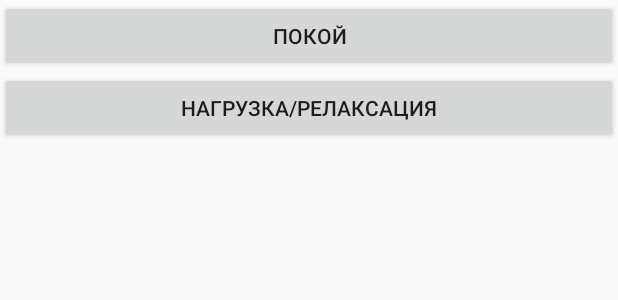
After one commit to SergeiGorbatiuk/HeartRateDetector, an Android app: the layout activity_choice.xml on its own in the app's theme, with its tools: preview values and no code run, on a phone screen of 412 x 824 dp. The commit adds this screen. Shown: the top 300 px of the screen. Run offline under Robolectric (Android 15) with nearby library versions, the phone set to English and light mode, and no system bars.

Commit message:
starting choice base activity added

```diff
--- a/app/src/main/java/com/example/sergey/pulsdetector2/MainActivity.java
+++ b/app/src/main/java/com/example/sergey/pulsdetector2/MainActivity.java
@@ -199,8 +199,6 @@ public class MainActivity extends AppCompatActivity {
 
     @Override
     protected void onCreate(Bundle savedInstanceState) {
-        Log.e("onCreate", "started");
-        setTheme(R.style.AppTheme);
         super.onCreate(savedInstanceState);
         setContentView(R.layout.activity_main);
         int permission = PermissionChecker.checkSelfPermission(this, Manifest.permission.CAMERA);
--- /dev/null
+++ b/app/src/main/res/layout/activity_choice.xml
@@ -0,0 +1,22 @@
+<?xml version="1.0" encoding="utf-8"?>
+<RelativeLayout xmlns:android="http://schemas.android.com/apk/res/android"
+    android:layout_width="match_parent"
+    android:layout_height="match_parent">
+
+
+    <Button
+        android:id="@+id/button_peace"
+        android:layout_width="match_parent"
+        android:layout_height="wrap_content"
+        android:layout_alignParentTop="true"
+        android:layout_centerHorizontal="true"
+        android:text="Покой" />
+
+    <Button
+        android:id="@+id/button"
+        android:layout_width="match_parent"
+        android:layout_height="wrap_content"
+        android:layout_alignStart="@+id/button_peace"
+        android:layout_below="@+id/button_peace"
+        android:text="Нагрузка/релаксация" />
+</RelativeLayout>
```
Also changed, not shown: app/src/main/AndroidManifest.xml (+6 -3 lines), app/src/main/java/com/example/sergey/pulsdetector2/ChoiceActivity.java (added, +33 -0 lines).
